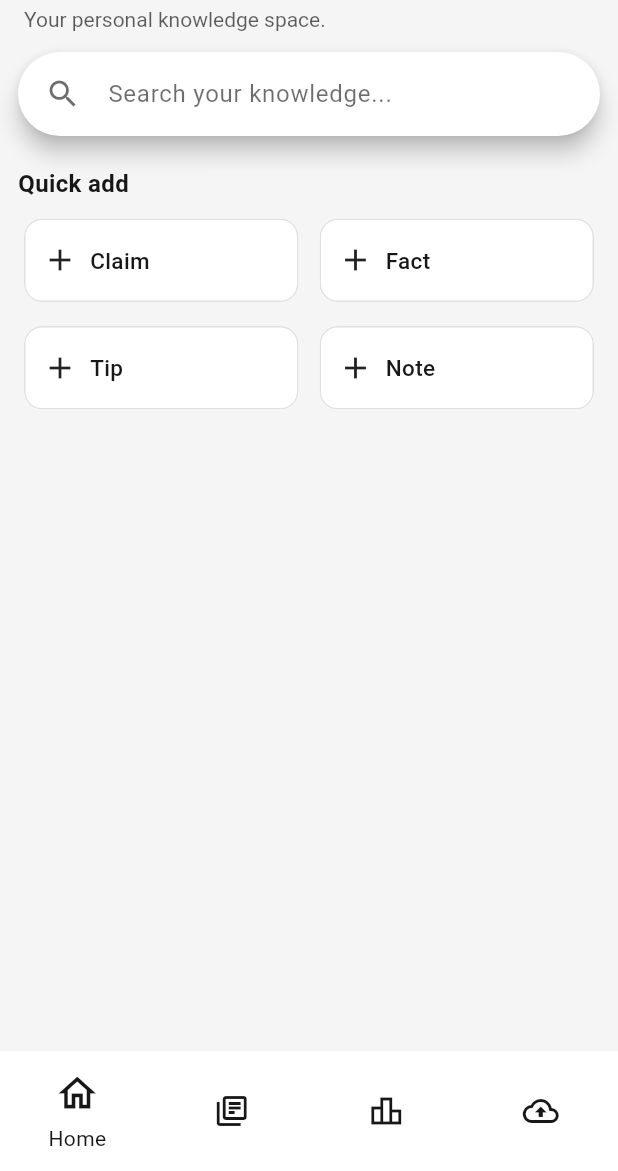
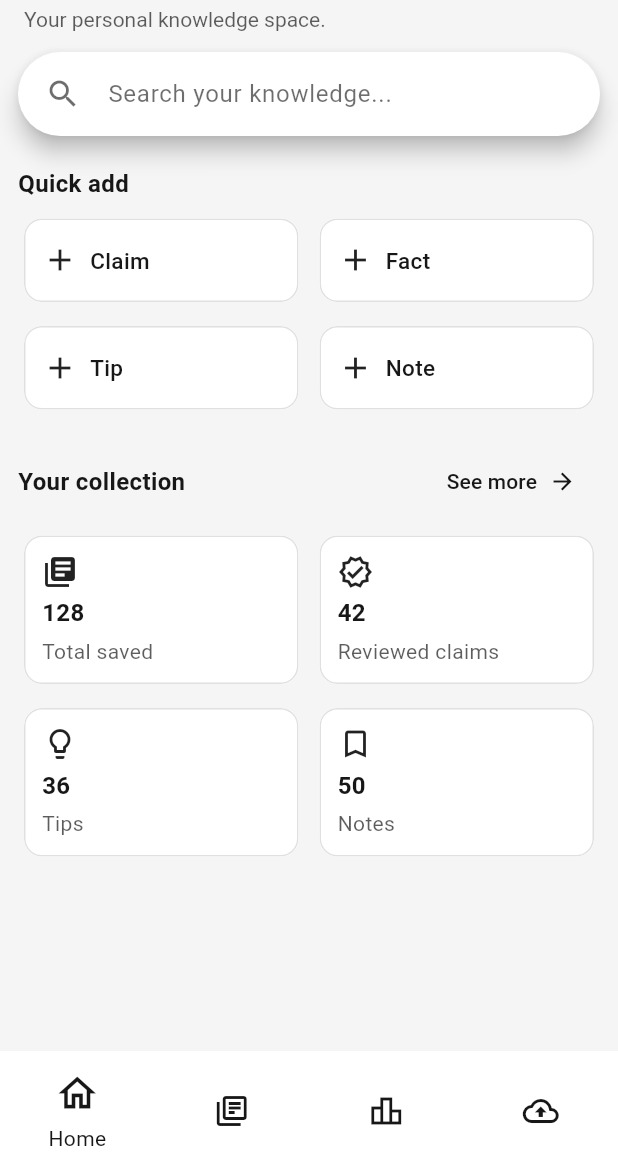
Before and after one commit to zubairehmad/recall, a Flutter app: the screen it shows after launch, on a phone screen of 412 x 824 dp, the part 65-1236 px from its top. Run offline on Flutter 3.47's test engine with Material 3 defaults, Android fonts, the phone set to English and light mode, and no system bars.

Commit message:
add basic overview section in home screen

```diff
--- a/lib/features/home/screens/home_screen.dart
+++ b/lib/features/home/screens/home_screen.dart
@@ -2,6 +2,7 @@ import 'package:flutter/material.dart';
 
 import '../widgets/custom_search_bar.dart';
 import '../widgets/quick_add_section.dart';
+import '../widgets/basic_overview_section.dart';
 
 class HomeScreen extends StatelessWidget {
   const HomeScreen({super.key});
@@ -51,6 +52,10 @@ class HomeScreen extends StatelessWidget {
             padding: padding,
             sliver: QuickAddSection(),
           ),
+          const SliverPadding(
+            padding: padding,
+            sliver: BasicOverviewSection(),
+          ),
         ],
       ),
     );
--- /dev/null
+++ b/lib/features/home/widgets/basic_overview_section.dart
@@ -0,0 +1,138 @@
+import 'package:flutter/material.dart';
+
+class BasicOverviewSection extends StatelessWidget {
+  const BasicOverviewSection({super.key});
+
+  @override
+  Widget build(BuildContext context) {
+    return SliverMainAxisGroup(
+      slivers: [
+        SliverToBoxAdapter(
+          child: Row(
+            mainAxisAlignment: MainAxisAlignment.spaceBetween,
+            children: [
+              const Text(
+                'Your collection',
+                style: TextStyle(
+                  fontWeight: FontWeight.bold,
+                  fontSize: 16,
+                ),
+              ),
+              TextButton.icon(
+                onPressed: () {},
+                label: const Text('See more'),
+                icon: const Icon(Icons.arrow_forward),
+                iconAlignment: IconAlignment.end,
+              ),
+            ],
+          ),
+        ),
+        const SliverToBoxAdapter(
+          child: SizedBox(height: 8),
+        ),
+        SliverToBoxAdapter(
+          child: LayoutBuilder(
+            builder: (context, constraints) {
+              final width = (constraints.maxWidth - 6) / 2;
+
+              return Wrap(
+                spacing: 6,
+                runSpacing: 8,
+                children: [
+                  SizedBox(
+                    width: width,
+                    child: _CustomGridItem(
+                      icon: const Icon(Icons.library_books),
+                      number: 128,
+                      text: 'Total saved',
+                      onPressed: () {},
+                    ),
+                  ),
+                  SizedBox(
+                    width: width,
+                    child: _CustomGridItem(
+                      icon: const Icon(Icons.verified_outlined),
+                      number: 42,
+                      text: 'Reviewed claims',
+                      onPressed: () {},
+                    ),
+                  ),
+                  SizedBox(
+                    width: width,
+                    child: _CustomGridItem(
+                      icon: const Icon(Icons.lightbulb_outline),
+                      number: 36,
+                      text: 'Tips',
+                      onPressed: () {},
+                    ),
+                  ),
+                  SizedBox(
+                    width: width,
+                    child: _CustomGridItem(
+                      icon: const Icon(Icons.bookmark_outline),
+                      number: 50,
+                      text: 'Notes',
+                      onPressed: () {},
+                    ),
+                  ),
+                ],
+              );
+            },
+          ),
+        ),
+      ],
+    );
+  }
+}
+
+class _CustomGridItem extends StatelessWidget {
+  final int number;
+  final String text;
+  final Icon icon;
+  final VoidCallback onPressed;
+
+  const _CustomGridItem({
+    required this.icon,
+    required this.text,
+    required this.number,
+    required this.onPressed,
+  });
+
+  @override
+  Widget build(BuildContext context) {
+    return Card(
+      clipBehavior: Clip.antiAlias,
+      child: InkWell(
+        onTap: onPressed,
+        child: Padding(
+          padding: const EdgeInsets.all(12),
+          child: Column(
+            mainAxisAlignment: MainAxisAlignment.center,
+            crossAxisAlignment: CrossAxisAlignment.start,
+            children: [
+              icon,
+              const SizedBox(height: 4),
+              Text(
+                number.toString(),
+                style: const TextStyle(
+                  fontSize: 16,
+                  fontWeight: FontWeight.bold,
+                ),
+              ),
+              const SizedBox(height: 4),
+              Text(
+                text,
+                style: TextStyle(
+                  color: Theme.of(
+                    context,
+                  ).colorScheme.onSurface.withAlpha(178),
+                ),
+                softWrap: true,
+              ),
+            ],
+          ),
+        ),
+      ),
+    );
+  }
+}
--- a/lib/features/home/widgets/quick_add_section.dart
+++ b/lib/features/home/widgets/quick_add_section.dart
@@ -27,19 +27,19 @@ class QuickAddSection extends StatelessWidget {
             childAspectRatio: 3,
           ),
           delegate: SliverChildListDelegate([
-            _GridElement(
+            _GridItem(
               title: 'Claim',
               onPressed: () {},
             ),
-            _GridElement(
+            _GridItem(
               title: 'Fact',
               onPressed: () {},
             ),
-            _GridElement(
+            _GridItem(
               title: 'Tip',
               onPressed: () {},
             ),
-            _GridElement(
+            _GridItem(
               title: 'Note',
               onPressed: () {},
             ),
@@ -50,11 +50,12 @@ class QuickAddSection extends StatelessWidget {
   }
 }
 
-class _GridElement extends StatelessWidget {
+class _GridItem extends StatelessWidget {
   final String title;
+
   final VoidCallback onPressed;
 
-  const _GridElement({
+  const _GridItem({
     required this.title,
     required this.onPressed,
   });
```
